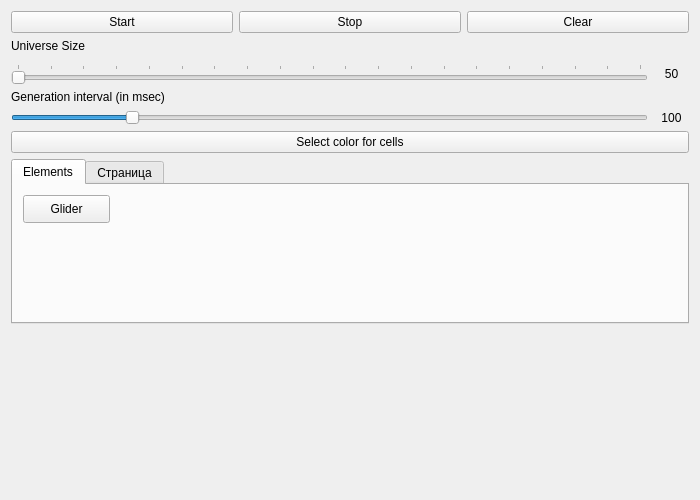
Before: the Qt Designer form mainwindow.ui in Adonai/LifeOfGame, drawn with Qt 5.
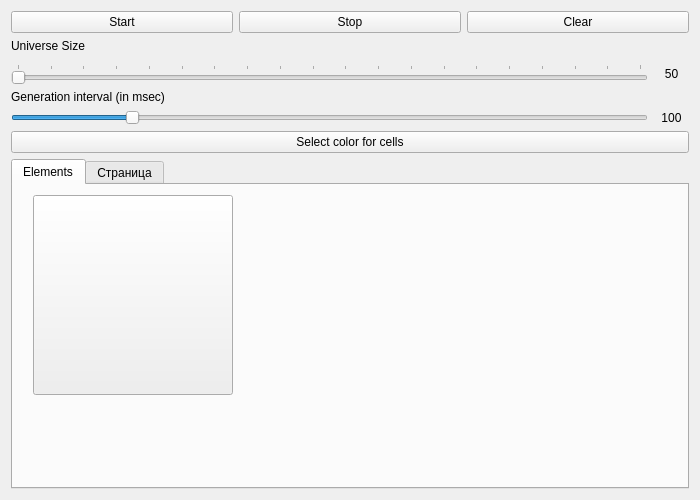
After: the same form once the commit is applied. Custom widgets are drawn as their Qt base class.

What changed in the file:
```diff
--- a/mainwindow.ui
+++ b/mainwindow.ui
@@ -191,18 +191,15 @@
            <attribute name="title">
             <string>Elements</string>
            </attribute>
-           <widget class="QPushButton" name="addGlider">
+           <widget class="GridTemplateButton" name="pushButton">
             <property name="geometry">
              <rect>
-              <x>10</x>
+              <x>20</x>
               <y>10</y>
-              <width>87</width>
-              <height>28</height>
+              <width>200</width>
+              <height>200</height>
              </rect>
             </property>
-            <property name="text">
-             <string>Glider</string>
-            </property>
            </widget>
           </widget>
           <widget class="QWidget" name="tab">
@@ -212,19 +209,6 @@
           </widget>
          </widget>
         </item>
-        <item>
-         <spacer name="verticalSpacer">
-          <property name="orientation">
-           <enum>Qt::Vertical</enum>
-          </property>
-          <property name="sizeHint" stdset="0">
-           <size>
-            <width>20</width>
-            <height>40</height>
-           </size>
-          </property>
-         </spacer>
-        </item>
        </layout>
       </item>
      </layout>
@@ -233,6 +217,13 @@
   </widget>
  </widget>
  <layoutdefault spacing="6" margin="11"/>
+ <customwidgets>
+  <customwidget>
+   <class>GridTemplateButton</class>
+   <extends>QPushButton</extends>
+   <header>UI/gridtemplatebutton.h</header>
+  </customwidget>
+ </customwidgets>
  <resources/>
  <connections/>
 </ui>
```
